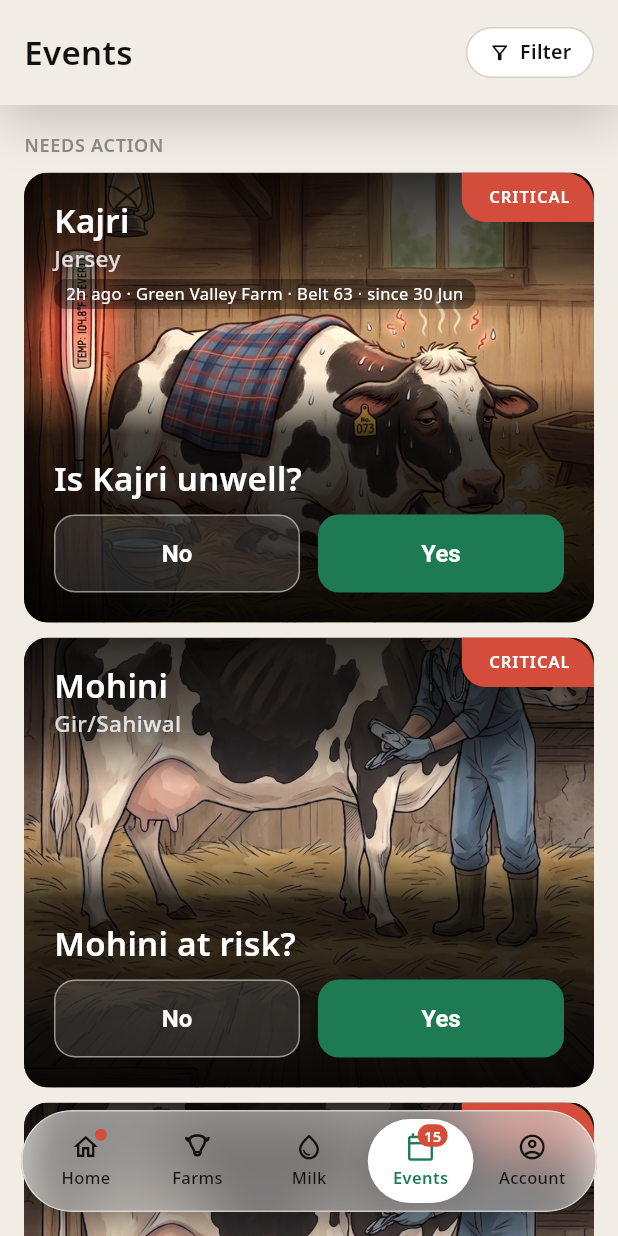
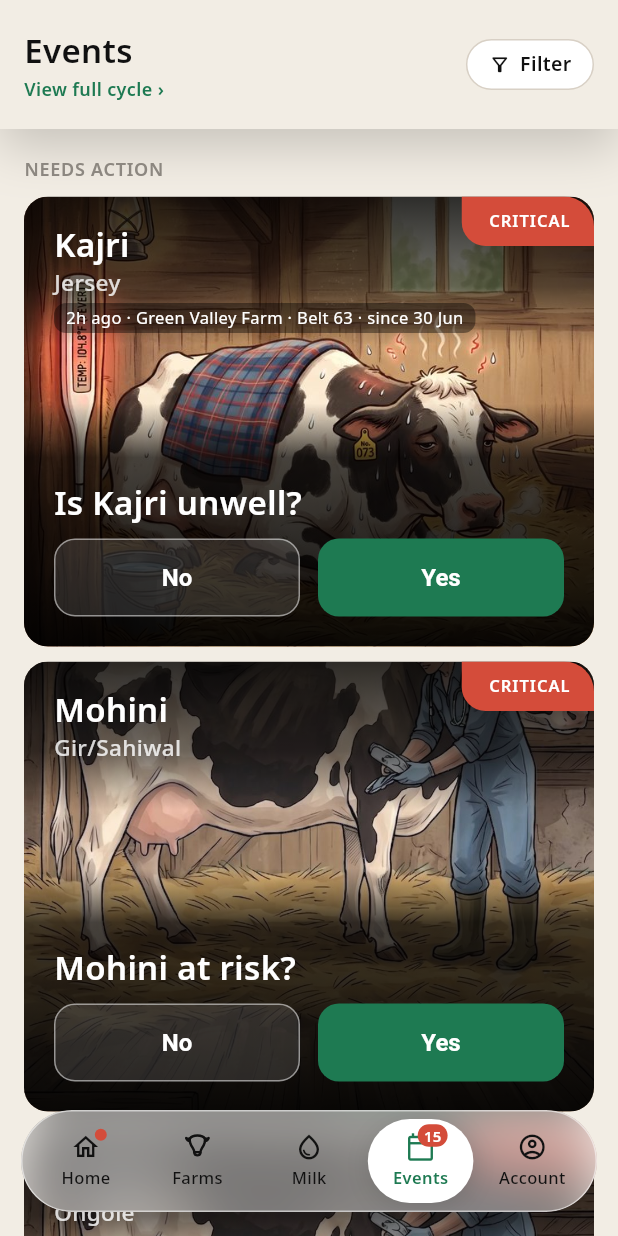
Before and after one commit to vaseey21/Vanix, a Flutter app: the EventsScreen screen opened directly with empty values, on a phone screen of 412 x 824 dp. Run offline on Flutter 3.47's test engine with Material 3 defaults, Android fonts, the phone set to English and light mode, and no system bars; our stand-ins replace flutter_svg, video_player; network calls fail.

Commit message:
auto: save changes

```diff
--- a/flutter_app/lib/screens/events_screen.dart
+++ b/flutter_app/lib/screens/events_screen.dart
@@ -347,10 +347,21 @@ class _EventsScreenState extends State<EventsScreen> {
                   child: Row(
                     mainAxisAlignment: MainAxisAlignment.spaceBetween,
                     children: [
-                      // Plain title — the 'View full cycle' walkthrough entry
-                      // was removed, so the title no longer opens anything.
                       Flexible(
-                        child: Text('Events', style: TextStyle(fontSize: 22, fontWeight: FontWeight.w600, color: textColor)),
+                        child: Column(
+                          crossAxisAlignment: CrossAxisAlignment.start,
+                          mainAxisSize: MainAxisSize.min,
+                          children: [
+                            Text('Events', style: TextStyle(fontSize: 22, fontWeight: FontWeight.w600, color: textColor)),
+                            GestureDetector(
+                              onTap: () => _showFullCycleSheet(context),
+                              child: const Padding(
+                                padding: EdgeInsets.only(top: 2),
+                                child: Text('View full cycle ›', style: TextStyle(fontSize: 12, fontWeight: FontWeight.w600, color: VanixColors.greenInk)),
+                              ),
+                            ),
+                          ],
+                        ),
                       ),
                       const SizedBox(width: 8),
                       _FilterButton(isDark: isDark, onTap: () => _openFilterSheet(context)),
```
